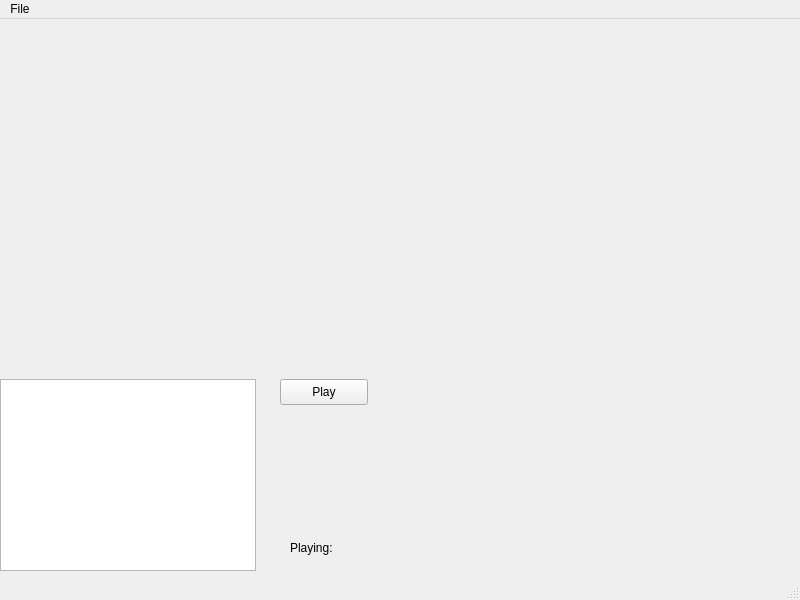
Above: mainwindow.ui from DiRTYMacTruCK/RetroBox before the change. Below: the same form after it.
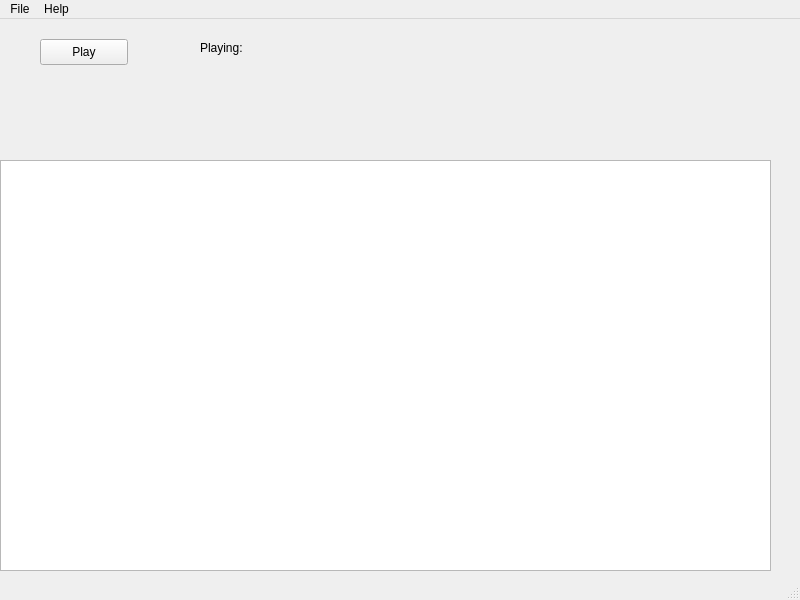
That is the form after the change.

```diff
--- a/mainwindow.ui
+++ b/mainwindow.ui
@@ -18,17 +18,17 @@
     <property name="geometry">
      <rect>
       <x>0</x>
-      <y>360</y>
-      <width>256</width>
-      <height>192</height>
+      <y>141</y>
+      <width>771</width>
+      <height>411</height>
      </rect>
     </property>
    </widget>
    <widget class="QPushButton" name="playButton">
     <property name="geometry">
      <rect>
-      <x>280</x>
-      <y>360</y>
+      <x>40</x>
+      <y>20</y>
       <width>88</width>
       <height>26</height>
      </rect>
@@ -40,8 +40,8 @@
    <widget class="QLabel" name="labelTitle">
     <property name="geometry">
      <rect>
-      <x>290</x>
-      <y>520</y>
+      <x>200</x>
+      <y>20</y>
       <width>66</width>
       <height>18</height>
      </rect>
@@ -69,7 +69,14 @@
     <addaction name="separator"/>
     <addaction name="actionExit"/>
    </widget>
+   <widget class="QMenu" name="menuHelp">
+    <property name="title">
+     <string>Help</string>
+    </property>
+    <addaction name="actionAbout_RetroBox"/>
+   </widget>
    <addaction name="menuFile"/>
+   <addaction name="menuHelp"/>
   </widget>
   <widget class="QStatusBar" name="statusbar"/>
   <action name="actionOpenLibrary">
```
Left out of the diff: 5 changed lines with no effect on the pictures.
